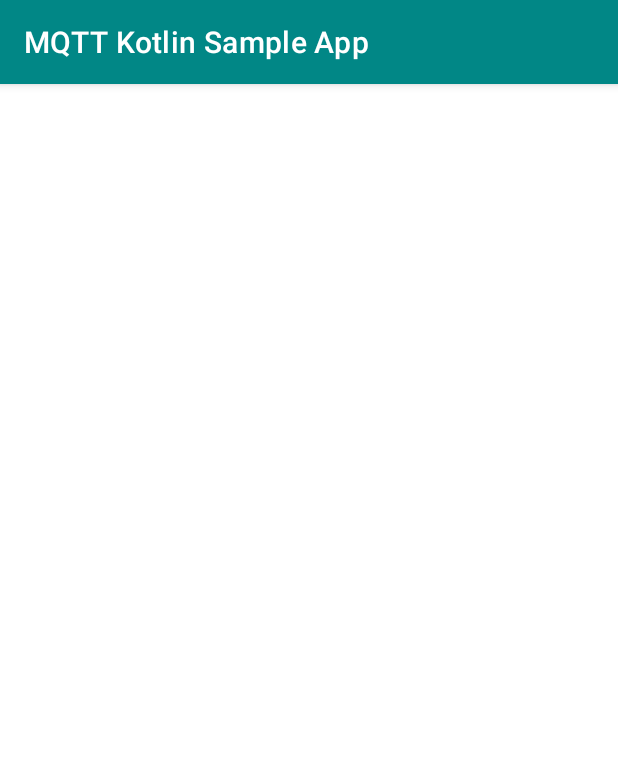
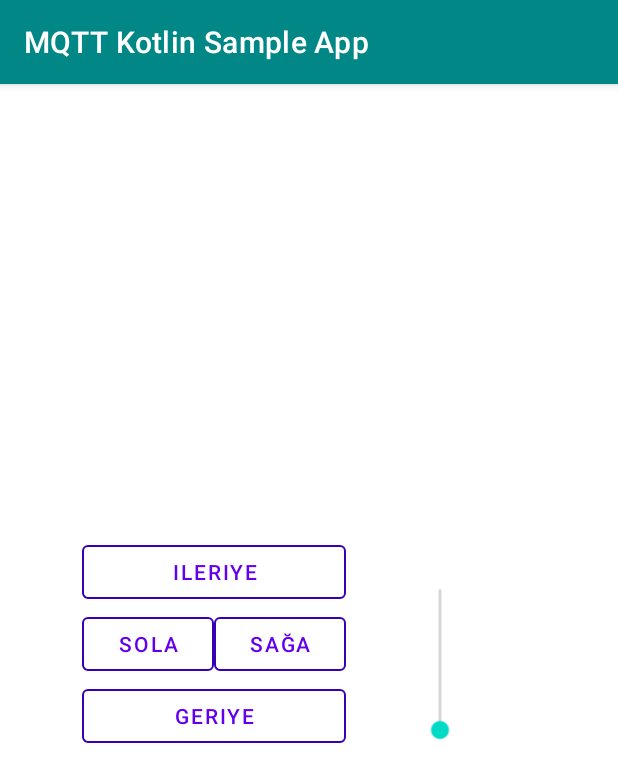
Before and after one commit to leonardocavagnis/MQTTClientSample_Android, an Android app: the Kontrol screen opened directly, with no data from a screen before it, on a phone screen of 412 x 824 dp. Shown: the top 782 px of the screen. Run offline under Robolectric (Android 15) with nearby library versions, the phone set to English and light mode, and no system bars.

Commit message:
new activity' xml file is added

```diff
--- a/app/src/main/res/layout/activity_kontrol.xml
+++ b/app/src/main/res/layout/activity_kontrol.xml
@@ -1,9 +1,76 @@
 <?xml version="1.0" encoding="utf-8"?>
-<androidx.constraintlayout.widget.ConstraintLayout xmlns:android="http://schemas.android.com/apk/res/android"
+<LinearLayout xmlns:android="http://schemas.android.com/apk/res/android"
     xmlns:app="http://schemas.android.com/apk/res-auto"
     xmlns:tools="http://schemas.android.com/tools"
-    android:layout_width="match_parent"
-    android:layout_height="match_parent"
-    tools:context=".Kontrol">
+    android:layout_width="wrap_content"
+    android:layout_height="wrap_content"
+    tools:context=".MainActivity"
+    android:layout_gravity="center"
+    android:orientation="horizontal">
+    <LinearLayout
+        android:layout_width="wrap_content"
+        android:layout_height="wrap_content"
+        android:orientation="vertical">
 
-</androidx.constraintlayout.widget.ConstraintLayout>
+        <Button
+            android:layout_width="match_parent"
+            android:layout_height="wrap_content"
+            style="?attr/materialButtonOutlinedStyle"
+            android:text="ileriye"
+            android:id="@+id/ileriye"
+            android:textColor="@color/purple_500"
+            app:strokeColor="@color/purple_700">
+
+        </Button>
+
+        <LinearLayout
+            android:layout_width="match_parent"
+            android:layout_height="wrap_content"
+            android:orientation="horizontal">
+            <Button
+                android:layout_width="wrap_content"
+                android:layout_height="match_parent"
+                style="?attr/materialButtonOutlinedStyle"
+                android:text="sola"
+                android:id="@+id/sola"
+                android:textColor="@color/purple_500"
+                app:strokeColor="@color/purple_700">
+
+            </Button>
+            <Button
+                android:layout_width="wrap_content"
+                android:layout_height="match_parent"
+                style="?attr/materialButtonOutlinedStyle"
+                android:text="sağa"
+                android:id="@+id/saga"
+                android:textColor="@color/purple_500"
+                app:strokeColor="@color/purple_700"
+                >
+
+            </Button>
+
+        </LinearLayout>
+        <Button
+            android:layout_width="match_parent"
+            android:layout_height="wrap_content"
+            android:text="geriye"
+            android:id="@+id/geriye"
+            style="?attr/materialButtonOutlinedStyle"
+            android:textColor="@color/purple_500"
+            app:strokeColor="@color/purple_700">
+
+        </Button>
+    </LinearLayout>
+
+    <SeekBar
+        android:id="@+id/seekbar"
+        android:layout_width="126dp"
+        android:layout_height="165dp"
+        android:max="255"
+        android:min="0"
+        android:outlineAmbientShadowColor="@color/purple_700"
+        android:rotation="270">
+
+    </SeekBar>
+
+</LinearLayout>
--- a/app/src/main/res/layout/fragment_client.xml
+++ b/app/src/main/res/layout/fragment_client.xml
@@ -13,6 +13,9 @@
             android:layout_marginTop="75dp"
             android:layout_marginBottom="16dp"
             android:text="@string/button_clean_text"
+            style="?attr/materialButtonOutlinedStyle"
+            android:textColor="@color/purple_500"
+            app:strokeColor="@color/purple_700"
             app:layout_constraintBottom_toTopOf="@+id/button_prefill_client"
             app:layout_constraintEnd_toEndOf="@+id/button_unsubscribe"
             app:layout_constraintHorizontal_bias="0.0"
@@ -26,6 +29,9 @@
             android:layout_height="wrap_content"
             android:layout_marginBottom="16dp"
             android:text="@string/button_prefill_text"
+            style="?attr/materialButtonOutlinedStyle"
+            android:textColor="@color/purple_500"
+            app:strokeColor="@color/purple_700"
             app:layout_constraintBottom_toTopOf="@+id/button_disconnect"
             app:layout_constraintEnd_toEndOf="@+id/button_unsubscribe"
             app:layout_constraintHorizontal_bias="0.0"
@@ -39,6 +45,9 @@
         android:layout_height="wrap_content"
         android:layout_marginBottom="16dp"
         android:text="@string/button_disconnect_text"
+        style="?attr/materialButtonOutlinedStyle"
+        android:textColor="@color/purple_500"
+        app:strokeColor="@color/purple_700"
         app:layout_constraintBottom_toBottomOf="parent"
         app:layout_constraintEnd_toEndOf="@+id/button_unsubscribe"
         app:layout_constraintHorizontal_bias="0.0"
@@ -51,6 +60,9 @@
             android:layout_marginTop="16dp"
             android:layout_marginEnd="16dp"
             android:layout_marginRight="16dp"
+            style="?attr/materialButtonOutlinedStyle"
+            android:textColor="@color/purple_500"
+            app:strokeColor="@color/purple_700"
             android:text="@string/button_subscribe_text"
             app:layout_constraintEnd_toStartOf="@+id/button_unsubscribe"
             app:layout_constraintHorizontal_bias="0.5"
@@ -63,6 +75,9 @@
             android:layout_height="wrap_content"
             android:layout_marginTop="16dp"
             android:text="@string/button_unsubscribe_text"
+            style="?attr/materialButtonOutlinedStyle"
+            android:textColor="@color/purple_500"
+            app:strokeColor="@color/purple_700"
             app:layout_constraintEnd_toEndOf="@+id/edittext_subtopic"
             app:layout_constraintHorizontal_bias="0.5"
             app:layout_constraintStart_toEndOf="@+id/button_subscribe"
@@ -74,6 +89,9 @@
             android:layout_height="wrap_content"
             android:layout_marginTop="16dp"
             android:text="@string/button_publish_text"
+            style="?attr/materialButtonOutlinedStyle"
+            android:textColor="@color/purple_500"
+            app:strokeColor="@color/purple_700"
             app:layout_constraintEnd_toEndOf="@+id/edittext_pubmsg"
             app:layout_constraintStart_toStartOf="@+id/edittext_pubmsg"
             app:layout_constraintTop_toBottomOf="@+id/edittext_pubmsg" />
--- a/app/src/main/res/layout/fragment_connect.xml
+++ b/app/src/main/res/layout/fragment_connect.xml
@@ -12,6 +12,9 @@
             android:layout_height="wrap_content"
             android:layout_marginBottom="16dp"
             android:text="@string/button_clean_text"
+            style="?attr/materialButtonOutlinedStyle"
+            android:textColor="@color/purple_500"
+            app:strokeColor="@color/purple_700"
             app:layout_constraintBottom_toTopOf="@+id/button_prefill"
             app:layout_constraintEnd_toEndOf="@+id/edittext_password"
             app:layout_constraintHorizontal_bias="0.0"
@@ -25,6 +28,9 @@
             android:layout_height="wrap_content"
             android:layout_marginBottom="16dp"
             android:text="@string/button_prefill_text"
+            style="?attr/materialButtonOutlinedStyle"
+            android:textColor="@color/purple_500"
+            app:strokeColor="@color/purple_700"
             app:layout_constraintBottom_toTopOf="@+id/button_connect"
             app:layout_constraintEnd_toEndOf="@+id/edittext_password"
             app:layout_constraintHorizontal_bias="0.0"
@@ -35,6 +41,9 @@
             android:layout_width="0dp"
             android:layout_height="wrap_content"
             android:layout_marginBottom="32dp"
+            style="?attr/materialButtonOutlinedStyle"
+            android:textColor="@color/purple_500"
+            app:strokeColor="@color/purple_700"
             android:text="@string/button_connect_text"
             app:layout_constraintBottom_toBottomOf="parent"
             app:layout_constraintEnd_toEndOf="@+id/edittext_password"
```
